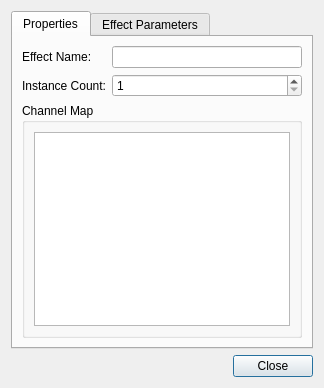
Old version of the form src/plugins/lv2/effectview.ui in the repository surfacepatterns/synthclone.
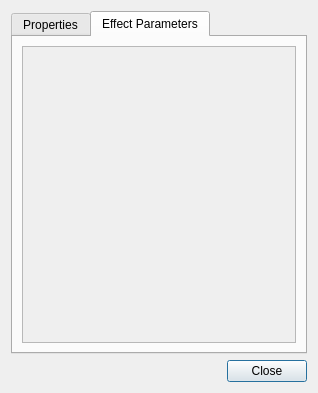
New version of the form. The open tabs and pages were chosen to show the change. Icons and pictures are not drawn.

Commit message: Make LV2 effect dialog application modal.

```diff
--- a/src/plugins/lv2/effectview.ui
+++ b/src/plugins/lv2/effectview.ui
@@ -2,21 +2,32 @@
 <ui version="4.0">
  <class>dialog</class>
  <widget class="QDialog" name="dialog">
+  <property name="windowModality">
+   <enum>Qt::ApplicationModal</enum>
+  </property>
+  <property name="geometry">
+   <rect>
+    <x>0</x>
+    <y>0</y>
+    <width>318</width>
+    <height>393</height>
+   </rect>
+  </property>
   <property name="windowTitle">
    <string>LV2 Effect Configuration</string>
   </property>
   <layout class="QVBoxLayout" stretch="1,0">
    <item>
-    <widget class="QTabWidget">
-     <widget class="QWidget">
+    <widget class="QTabWidget" name="tabWidget">
+     <widget class="QWidget" name="widget">
       <attribute name="title">
        <string>Properties</string>
       </attribute>
       <layout class="QVBoxLayout" stretch="0,1">
        <item>
-        <layout class="QFormLayout" stretch="0,1">
+        <layout class="QFormLayout">
          <item row="0" column="0">
-          <widget class="QLabel">
+          <widget class="QLabel" name="label">
            <property name="text">
             <string>Effect Name:</string>
            </property>
@@ -26,7 +37,7 @@
           <widget class="QLineEdit" name="name"/>
          </item>
          <item row="1" column="0">
-          <widget class="QLabel">
+          <widget class="QLabel" name="label">
            <property name="text">
             <string>Instance Count:</string>
            </property>
@@ -68,8 +79,16 @@
       <layout class="QVBoxLayout" stretch="1">
        <item>
         <widget class="QScrollArea" name="parameterScrollArea">
-         <widget class="QWidget">
-          <layout class="QGridLayout" name="parameterFormLayout" stretch="0,1,1"/>
+         <widget class="QWidget" name="widget">
+          <property name="geometry">
+           <rect>
+            <x>0</x>
+            <y>0</y>
+            <width>18</width>
+            <height>18</height>
+           </rect>
+          </property>
+          <layout class="QGridLayout" name="parameterFormLayout"/>
          </widget>
         </widget>
        </item>
```
